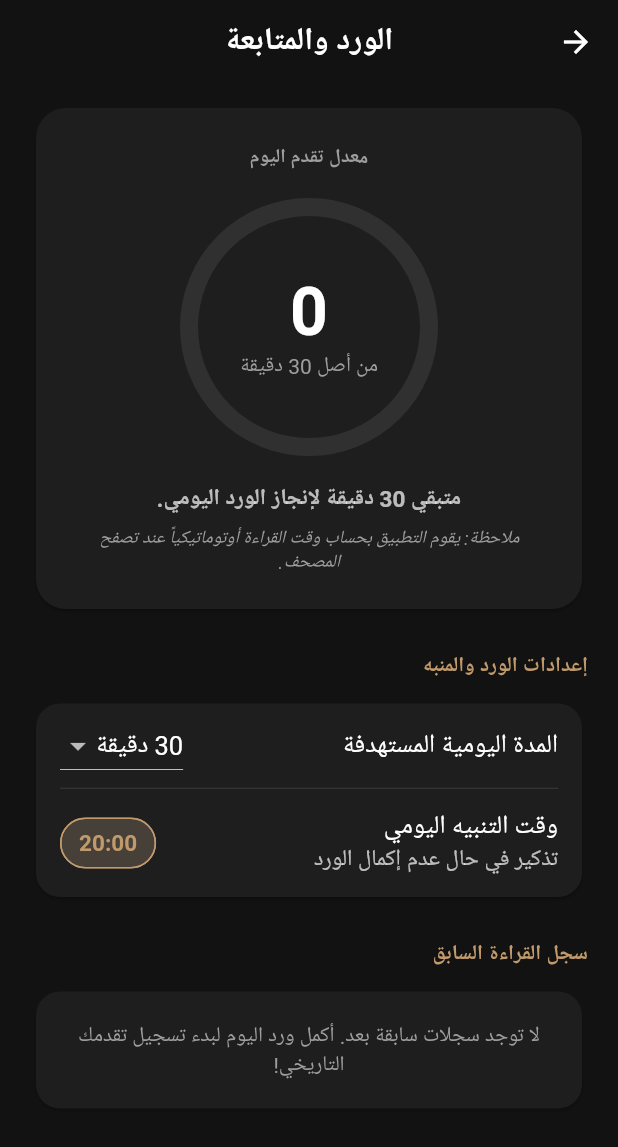
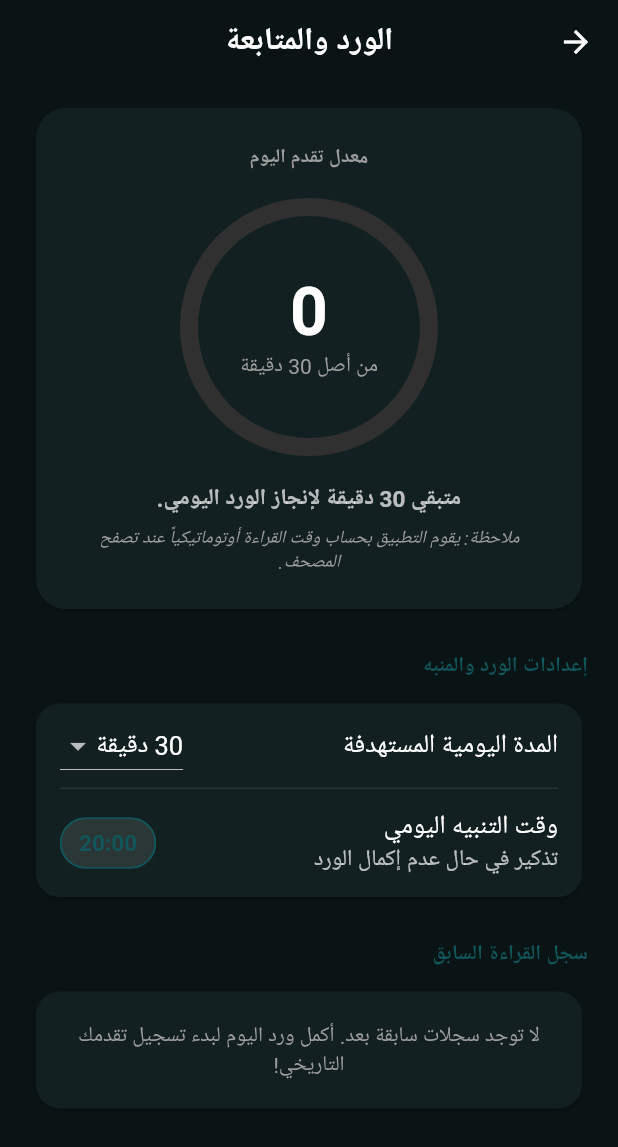
Before and after one commit to MohameHassan139/tarteel_el_quran, a Flutter app: the screen it shows after launch, after a tap on "الورد والمتابعة", on a phone screen of 412 x 824 dp. Shown: the top 1147 px of the screen. Run offline on Flutter 3.47's test engine with Material 3 defaults, Android fonts, the phone set to English and light mode, and no system bars; our stand-ins replace flutter_local_notifications, get, hive_flutter, just_audio, timezone; missing offline and left inert: quran_library; accounts and stored records are empty.

Commit message:
handle colors

```diff
--- /dev/null
+++ b/lib/core/app_colors.dart
@@ -0,0 +1,24 @@
+import 'package:flutter/material.dart';
+
+class AppColors {
+  // Brand Colors
+  static const Color primary = Color(0xFF10565B);       // Beautiful Deep Teal/Turquoise
+  static const Color accent = Color(0xFFE4C385);        // Soft Warm Gold
+  static const Color accentLight = Color(0xFFF5E6CA);   // Lighter Gold for subtle highlights
+
+  // Light Mode Theme Colors
+  static const Color bgLight = Color(0xFFF5FAF9);       // Pale teal-tinted off-white
+  static const Color cardLight = Color(0xFFEBF3F2);     // Soft teal card background
+  static const Color secondaryLight = Color(0xFFDDF0ED); // Secondary helper color in light mode
+
+  // Dark Mode Theme Colors
+  static const Color bgDark = Color(0xFF0A1415);        // Deep dark slate-teal background
+  static const Color cardDark = Color(0xFF132022);      // Deep slate-teal card background
+  static const Color secondaryDark = Color(0xFF1D3134);  // Deep secondary card background
+
+  // Context-aware convenience colors (based on brightness)
+  static Color getPrimary(bool isDark) => primary;
+  static Color getBackground(bool isDark) => isDark ? bgDark : bgLight;
+  static Color getCard(bool isDark) => isDark ? cardDark : cardLight;
+  static Color getSecondary(bool isDark) => isDark ? secondaryDark : secondaryLight;
+}
--- a/lib/features/home/home_screen.dart
+++ b/lib/features/home/home_screen.dart
@@ -3,6 +3,7 @@ import 'package:get/get.dart';
 import '../../routes/app_routes.dart';
 import '../shared/widgets/bottom_player.dart';
 import 'home_controller.dart';
+import '../../core/app_colors.dart';
 
 class HomeScreen extends GetView<HomeController> {
   const HomeScreen({super.key});
@@ -19,7 +20,7 @@ class HomeScreen extends GetView<HomeController> {
 
     return Card(
       elevation: 4,
-      color: isDark ? const Color(0xFF1E1E1E) : const Color(0xFFF3EFE6),
+      color: isDark ? AppColors.cardDark : AppColors.cardLight,
       shape: RoundedRectangleBorder(borderRadius: BorderRadius.circular(16)),
       child: InkWell(
         onTap: () => Get.toNamed(routeName),
@@ -89,7 +90,7 @@ class HomeScreen extends GetView<HomeController> {
                             style: TextStyle(
                               fontSize: 26,
                               fontWeight: FontWeight.bold,
-                              color: Color(0xFFC19A6B),
+                              color: AppColors.primary,
                             ),
                           ),
                           SizedBox(height: 4),
@@ -105,14 +106,14 @@ class HomeScreen extends GetView<HomeController> {
                       Row(
                         children: [
                           IconButton(
-                            icon: const Icon(Icons.settings, color: Color(0xFFC19A6B), size: 26),
+                            icon: const Icon(Icons.settings, color: AppColors.primary, size: 26),
                             onPressed: () => Get.toNamed(AppRoutes.SETTINGS),
                           ),
                           const SizedBox(width: 8),
                           CircleAvatar(
                             radius: 20,
-                            backgroundColor: const Color(0xFFC19A6B).withOpacity(0.15),
-                            child: const Icon(Icons.stars, color: Color(0xFFC19A6B), size: 20),
+                            backgroundColor: AppColors.primary.withOpacity(0.15),
+                            child: const Icon(Icons.stars, color: AppColors.primary, size: 20),
                           ),
                         ],
                       ),
@@ -128,7 +129,7 @@ class HomeScreen extends GetView<HomeController> {
                     final isDark = controller.isDarkMode();
 
                     return Card(
-                      color: isDark ? const Color(0xFF1E1E1E) : const Color(0xFFF3EFE6),
+                      color: isDark ? AppColors.cardDark : AppColors.cardLight,
                       shape: RoundedRectangleBorder(borderRadius: BorderRadius.circular(20)),
                       elevation: 6,
                       child: Padding(
@@ -149,7 +150,7 @@ class HomeScreen extends GetView<HomeController> {
                                 Text(
                                   '$completedMinutes من ${goal.targetMinutes} دقيقة',
                                   style: const TextStyle(
-                                    color: Color(0xFFC19A6B),
+                                    color: AppColors.primary,
                                     fontWeight: FontWeight.bold,
                                     fontSize: 15,
                                   ),
@@ -163,7 +164,7 @@ class HomeScreen extends GetView<HomeController> {
                                 value: progress.clamp(0.0, 1.0),
                                 minHeight: 8,
                                 backgroundColor: isDark ? Colors.grey[850] : Colors.grey[300],
-                                valueColor: const AlwaysStoppedAnimation<Color>(Color(0xFFC19A6B)),
+                                valueColor: const AlwaysStoppedAnimation<Color>(AppColors.primary),
                               ),
                             ),
                             const SizedBox(height: 12),
@@ -172,7 +173,7 @@ class HomeScreen extends GetView<HomeController> {
                                   ? 'أحسنت! لقد أكملت وردك لليوم 🎉'
                                   : 'متبقي ${(goal.targetMinutes - completedMinutes).clamp(0, goal.targetMinutes)} دقيقة لإنجاز هدف اليوم.',
                               style: TextStyle(
-                                color: progress >= 1.0 ? const Color(0xFFC19A6B) : Colors.grey,
+                                color: progress >= 1.0 ? AppColors.primary : Colors.grey,
                                 fontSize: 12,
                                 fontWeight: FontWeight.w500,
                               ),
@@ -190,7 +191,7 @@ class HomeScreen extends GetView<HomeController> {
                     style: TextStyle(
                       fontSize: 16,
                       fontWeight: FontWeight.bold,
-                      color: Color(0xFFC19A6B),
+                      color: AppColors.primary,
                     ),
                   ),
                   const SizedBox(height: 12),
@@ -209,7 +210,7 @@ class HomeScreen extends GetView<HomeController> {
                         title: 'المصحف الشريف',
                         subtitle: 'قراءة السور وتصفح التفسير',
                         icon: Icons.menu_book,
-                        color: const Color(0xFFC19A6B),
+                        color: AppColors.primary,
                         routeName: AppRoutes.MUSHAF,
                       ),
                       _buildGridItem(
--- a/lib/features/ward/ward_screen.dart
+++ b/lib/features/ward/ward_screen.dart
@@ -1,6 +1,7 @@
 import 'package:flutter/material.dart';
 import 'package:get/get.dart';
 import 'ward_controller.dart';
+import '../../core/app_colors.dart';
 
 class WardScreen extends GetView<WardController> {
   const WardScreen({super.key});
@@ -13,10 +14,10 @@ class WardScreen extends GetView<WardController> {
       builder: (context, child) {
         return Theme(
           data: ThemeData.dark().copyWith(
-            colorScheme: const ColorScheme.dark(
-              primary: Color(0xFFC19A6B),
+            colorScheme: ColorScheme.dark(
+              primary: AppColors.primary,
               onPrimary: Colors.white,
-              surface: Color(0xFF1E1E1E),
+              surface: AppColors.cardDark,
               onSurface: Colors.white,
             ),
           ),
@@ -30,7 +31,7 @@ class WardScreen extends GetView<WardController> {
       Get.snackbar(
         'تنبيه الورد',
         'تم جدولة المنبه اليومي في تمام الساعة ${picked.format(context)}',
-        backgroundColor: const Color(0xFFC19A6B),
+        backgroundColor: AppColors.primary,
         colorText: Colors.white,
         snackPosition: SnackPosition.BOTTOM,
       );
@@ -69,7 +70,7 @@ class WardScreen extends GetView<WardController> {
             children: [
               // Accountability Goal Card
               Card(
-                color: const Color(0xFF1E1E1E),
+                color: isDark ? AppColors.cardDark : AppColors.cardLight,
                 shape: RoundedRectangleBorder(borderRadius: BorderRadius.circular(20)),
                 child: Padding(
                   padding: const EdgeInsets.all(24.0),
@@ -96,8 +97,8 @@ class WardScreen extends GetView<WardController> {
                             child: CircularProgressIndicator(
                               value: progress.clamp(0.0, 1.0),
                               strokeWidth: 12,
-                              backgroundColor: Colors.grey[850],
-                              valueColor: const AlwaysStoppedAnimation<Color>(Color(0xFFC19A6B)),
+                              backgroundColor: isDark ? Colors.grey[850] : Colors.grey[300],
+                              valueColor: const AlwaysStoppedAnimation<Color>(AppColors.primary),
                             ),
                           ),
                           Column(
@@ -105,10 +106,10 @@ class WardScreen extends GetView<WardController> {
                             children: [
                               Text(
                                 '$completedMinutes',
-                                style: const TextStyle(
+                                style: TextStyle(
                                   fontSize: 44,
                                   fontWeight: FontWeight.bold,
-                                  color: Colors.white,
+                                  color: isDark ? Colors.white : Colors.black87,
                                 ),
                               ),
                               Text(
@@ -129,7 +130,7 @@ class WardScreen extends GetView<WardController> {
                             ? "أحسنت! تم إنجاز الورد اليومي بنجاح 🎉"
                             : "متبقي $remainingMinutes دقيقة لإنجاز الورد اليومي.",
                         style: TextStyle(
-                          color: remainingMinutes <= 0 ? const Color(0xFFC19A6B) : Colors.white70,
+                          color: remainingMinutes <= 0 ? AppColors.primary : (isDark ? Colors.white70 : Colors.black54),
                           fontWeight: FontWeight.bold,
                           fontSize: 15,
                         ),
@@ -150,11 +151,11 @@ class WardScreen extends GetView<WardController> {
               // Goal & Notification Configuration
               const Text(
                 'إعدادات الورد والمنبه',
-                style: TextStyle(color: Color(0xFFC19A6B), fontWeight: FontWeight.bold, fontSize: 14, letterSpacing: 1.2),
+                style: TextStyle(color: AppColors.primary, fontWeight: FontWeight.bold, fontSize: 14, letterSpacing: 1.2),
               ),
               const SizedBox(height: 12),
               Card(
-                color: isDark ? const Color(0xFF1E1E1E) : Colors.grey[200],
+                color: isDark ? AppColors.cardDark : AppColors.cardLight,
                 shape: RoundedRectangleBorder(borderRadius: BorderRadius.circular(16)),
                 child: Column(
                   children: [
@@ -162,7 +163,7 @@ class WardScreen extends GetView<WardController> {
                       title: const Text('المدة اليومية المستهدفة'),
                       trailing: DropdownButton<int>(
                         value: goal.targetMinutes,
-                        dropdownColor: const Color(0xFF1E1E1E),
+                        dropdownColor: isDark ? AppColors.cardDark : Colors.white,
                         items: [10, 15, 20, 30, 45, 60].map((e) {
                           return DropdownMenuItem(value: e, child: Text('$e دقيقة'));
                         }).toList(),
@@ -176,11 +177,11 @@ class WardScreen extends GetView<WardController> {
                       title: const Text('وقت التنبيه اليومي'),
                       subtitle: const Text('تذكير في حال عدم إكمال الورد'),
                       trailing: ActionChip(
-                        backgroundColor: const Color(0xFFC19A6B).withOpacity(0.15),
-                        side: const BorderSide(color: Color(0xFFC19A6B)),
+                        backgroundColor: AppColors.primary.withOpacity(0.15),
+                        side: const BorderSide(color: AppColors.primary),
                         label: Text(
                           _formatTime(goal.reminderHour, goal.reminderMinute),
-                          style: const TextStyle(color: Color(0xFFC19A6B), fontWeight: FontWeight.bold),
+                          style: const TextStyle(color: AppColors.primary, fontWeight: FontWeight.bold),
                         ),
                         onPressed: () => _pickTime(context),
                       ),
@@ -193,13 +194,13 @@ class WardScreen extends GetView<WardController> {
               // Reading History
               const Text(
                 'سجل القراءة السابق',
-                style: TextStyle(color: Color(0xFFC19A6B), fontWeight: FontWeight.bold, fontSize: 14, letterSpacing: 1.2),
+                style: TextStyle(color: AppColors.primary, fontWeight: FontWeight.bold, fontSize: 14, letterSpacing: 1.2),
               ),
               const SizedBox(height: 12),
               Obx(() {
                 if (controller.history.isEmpty) {
                   return Card(
-                    color: isDark ? const Color(0xFF1E1E1E) : Colors.grey[200],
+                    color: isDark ? AppColors.cardDark : AppColors.cardLight,
                     shape: RoundedRectangleBorder(borderRadius: BorderRadius.circular(16)),
                     child: const Padding(
                       padding: EdgeInsets.all(20.0),
@@ -213,7 +214,7 @@ class WardScreen extends GetView<WardController> {
                 }
 
                 return Card(
-                  color: isDark ? const Color(0xFF1E1E1E) : Colors.grey[200],
+                  color: isDark ? AppColors.cardDark : AppColors.cardLight,
                   shape: RoundedRectangleBorder(borderRadius: BorderRadius.circular(16)),
                   child: Padding(
                     padding: const EdgeInsets.all(12.0),
@@ -225,7 +226,7 @@ class WardScreen extends GetView<WardController> {
                           title: Text(entry.key),
                           trailing: Text(
                             '$readMins دقيقة',
-                            style: const TextStyle(fontWeight: FontWeight.bold, color: Color(0xFFC19A6B)),
+                            style: const TextStyle(fontWeight: FontWeight.bold, color: AppColors.primary),
                           ),
                         );
                       }).toList(),
--- a/lib/main.dart
+++ b/lib/main.dart
@@ -7,6 +7,7 @@ import 'core/api_service.dart';
 import 'core/download_service.dart';
 import 'core/audio_service.dart';
 import 'core/reminder_service.dart';
+import 'core/app_colors.dart';
 import 'routes/app_routes.dart';
 import 'routes/app_pages.dart';
 
@@ -58,13 +59,13 @@ class MyApp extends StatelessWidget {
       theme: ThemeData(
         useMaterial3: false, // Required by quran_library
         brightness: Brightness.light,
-        primaryColor: const Color(0xFFC19A6B),
-        scaffoldBackgroundColor: const Color(0xFFFAF8F5),
-        cardColor: const Color(0xFFF4EFE6),
+        primaryColor: AppColors.primary,
+        scaffoldBackgroundColor: AppColors.bgLight,
+        cardColor: AppColors.cardLight,
         colorScheme: const ColorScheme.light(
-          primary: Color(0xFFC19A6B),
-          secondary: Color(0xFFE5DCD0),
-          surface: Color(0xFFF4EFE6),
+          primary: AppColors.primary,
+          secondary: AppColors.accent,
+          surface: AppColors.cardLight,
         ),
         appBarTheme: const AppBarTheme(
           backgroundColor: Colors.transparent,
@@ -83,13 +84,13 @@ class MyApp extends StatelessWidget {
       darkTheme: ThemeData(
         useMaterial3: false, // Required by quran_library
         brightness: Brightness.dark,
-        primaryColor: const Color(0xFFC19A6B),
-        scaffoldBackgroundColor: const Color(0xFF121212),
-        cardColor: const Color(0xFF1E1E1E),
+        primaryColor: AppColors.primary,
+        scaffoldBackgroundColor: AppColors.bgDark,
+        cardColor: AppColors.cardDark,
         colorScheme: const ColorScheme.dark(
-          primary: Color(0xFFC19A6B),
-          secondary: Color(0xFF2C2C2C),
-          surface: Color(0xFF1E1E1E),
+          primary: AppColors.primary,
+          secondary: AppColors.accent,
+          surface: AppColors.cardDark,
         ),
         appBarTheme: const AppBarTheme(
           backgroundColor: Colors.transparent,
```
Also changed, not shown: lib/features/audio_hub/audio_hub_controller.dart (+9 -8 lines), lib/features/audio_hub/audio_hub_screen.dart (+14 -13 lines), lib/features/hifz/hifz_screen.dart (+29 -29 lines), lib/features/mushaf/mushaf_controller.dart (+5 -4 lines), lib/features/mushaf/mushaf_screen.dart (+9 -8 lines), lib/features/mushaf/mushaf_view_screen.dart (+28 -27 lines), lib/features/settings/settings_controller.dart (+4 -3 lines), lib/features/settings/settings_screen.dart (+13 -12 lines), lib/features/shared/widgets/bottom_player.dart (+27 -26 lines).
